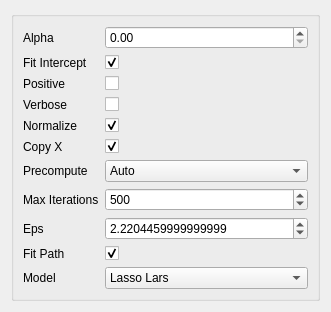
Old version of the form ui/LassoLARS.ui in the repository tisaconundrum2/PySAT-GUI.
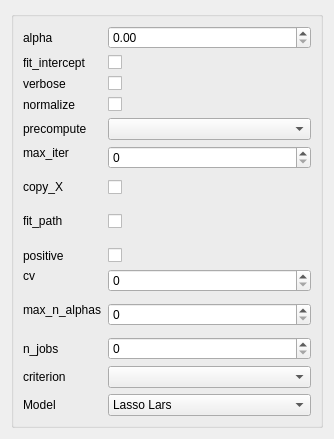
New version of the form.

Commit message:
Success: Lars and Lasso Lars work
All LARS work.

```diff
--- a/ui/LassoLARS.ui
+++ b/ui/LassoLARS.ui
@@ -15,10 +15,13 @@
    <item>
     <widget class="QGroupBox" name="formGroupBox">
      <layout class="QFormLayout" name="formLayout">
+      <property name="fieldGrowthPolicy">
+       <enum>QFormLayout::AllNonFixedFieldsGrow</enum>
+      </property>
       <item row="0" column="0">
        <widget class="QLabel" name="alphaLabel">
         <property name="text">
-         <string>Alpha </string>
+         <string>alpha</string>
         </property>
        </widget>
       </item>
@@ -28,152 +31,136 @@
       <item row="1" column="0">
        <widget class="QLabel" name="fitInterceptLabel">
         <property name="text">
-         <string>Fit Intercept</string>
+         <string>fit_intercept</string>
         </property>
        </widget>
       </item>
       <item row="1" column="1">
-       <widget class="QCheckBox" name="fitInterceptCheckBox">
-        <property name="checked">
-         <bool>true</bool>
-        </property>
-       </widget>
+       <widget class="QCheckBox" name="fit_interceptCheckBox"/>
       </item>
       <item row="2" column="0">
-       <widget class="QLabel" name="positiveLabel">
+       <widget class="QLabel" name="verboseLabel">
         <property name="text">
-         <string>Positive</string>
+         <string>verbose</string>
         </property>
        </widget>
       </item>
       <item row="2" column="1">
-       <widget class="QCheckBox" name="positiveCheckBox"/>
+       <widget class="QCheckBox" name="verboseCheckBox"/>
       </item>
       <item row="3" column="0">
-       <widget class="QLabel" name="verboseLabel">
+       <widget class="QLabel" name="normalizeLabel">
         <property name="text">
-         <string>Verbose</string>
+         <string>normalize</string>
         </property>
        </widget>
       </item>
       <item row="3" column="1">
-       <widget class="QCheckBox" name="verboseCheckBox"/>
+       <widget class="QCheckBox" name="normalizeCheckBox"/>
       </item>
       <item row="4" column="0">
-       <widget class="QLabel" name="normalizeLabel">
+       <widget class="QLabel" name="precomputeLabel">
         <property name="text">
-         <string>Normalize</string>
+         <string>precompute</string>
         </property>
        </widget>
       </item>
       <item row="4" column="1">
-       <widget class="QCheckBox" name="normalizeCheckBox">
-        <property name="checked">
-         <bool>true</bool>
-        </property>
-       </widget>
+       <widget class="QComboBox" name="precomputeComboBox"/>
       </item>
       <item row="5" column="0">
        <widget class="QLabel" name="copyXLabel">
         <property name="text">
-         <string>Copy X</string>
+         <string>max_iter
+</string>
         </property>
        </widget>
       </item>
       <item row="5" column="1">
-       <widget class="QCheckBox" name="copyXCheckBox">
-        <property name="checked">
-         <bool>true</bool>
-        </property>
-       </widget>
+       <widget class="QSpinBox" name="max_iterSpinBox"/>
       </item>
       <item row="6" column="0">
-       <widget class="QLabel" name="precomputeLabel">
+       <widget class="QLabel" name="copy_XLabel">
         <property name="text">
-         <string>Precompute</string>
+         <string>copy_X
+</string>
         </property>
        </widget>
       </item>
       <item row="6" column="1">
-       <widget class="QComboBox" name="precomputeComboBox">
-        <item>
-         <property name="text">
-          <string>Auto</string>
-         </property>
-        </item>
-        <item>
-         <property name="text">
-          <string>True</string>
-         </property>
-        </item>
-        <item>
-         <property name="text">
-          <string>False</string>
-         </property>
-        </item>
-        <item>
-         <property name="text">
-          <string>array-like</string>
-         </property>
-        </item>
-       </widget>
+       <widget class="QCheckBox" name="copy_XCheckBox"/>
       </item>
       <item row="7" column="0">
        <widget class="QLabel" name="maxIterationsLabel">
         <property name="text">
-         <string>Max Iterations</string>
+         <string>fit_path
+</string>
         </property>
        </widget>
       </item>
       <item row="7" column="1">
-       <widget class="QSpinBox" name="maxIterationsSpinBox">
-        <property name="maximum">
-         <number>9999999</number>
-        </property>
-        <property name="value">
-         <number>500</number>
-        </property>
-       </widget>
+       <widget class="QCheckBox" name="fit_pathCheckBox"/>
       </item>
       <item row="8" column="0">
-       <widget class="QLabel" name="epsLabel">
+       <widget class="QLabel" name="positiveLabel">
         <property name="text">
-         <string>Eps</string>
+         <string>positive</string>
         </property>
        </widget>
       </item>
       <item row="8" column="1">
-       <widget class="QDoubleSpinBox" name="epsDoubleSpinBox">
-        <property name="decimals">
-         <number>16</number>
-        </property>
-        <property name="value">
-         <double>2.220446000000000</double>
-        </property>
-       </widget>
+       <widget class="QCheckBox" name="positiveCheckBox"/>
       </item>
       <item row="9" column="0">
        <widget class="QLabel" name="fitPathLabel">
         <property name="text">
-         <string>Fit Path</string>
+         <string>cv
+</string>
         </property>
        </widget>
       </item>
       <item row="9" column="1">
-       <widget class="QCheckBox" name="fitPathCheckBox">
-        <property name="checked">
-         <bool>true</bool>
-        </property>
-       </widget>
+       <widget class="QSpinBox" name="cvSpinBox"/>
       </item>
       <item row="10" column="0">
+       <widget class="QLabel" name="max_n_alphasLabel">
+        <property name="text">
+         <string>max_n_alphas
+</string>
+        </property>
+       </widget>
+      </item>
+      <item row="10" column="1">
+       <widget class="QSpinBox" name="max_n_alphasSpinBox"/>
+      </item>
+      <item row="11" column="0">
+       <widget class="QLabel" name="n_jobsLabel">
+        <property name="text">
+         <string>n_jobs</string>
+        </property>
+       </widget>
+      </item>
+      <item row="11" column="1">
+       <widget class="QSpinBox" name="n_jobsSpinBox"/>
+      </item>
+      <item row="12" column="0">
+       <widget class="QLabel" name="criterionLabel">
+        <property name="text">
+         <string>criterion </string>
+        </property>
+       </widget>
+      </item>
+      <item row="12" column="1">
+       <widget class="QComboBox" name="criterionComboBox"/>
+      </item>
+      <item row="13" column="0">
        <widget class="QLabel" name="modelLabel">
         <property name="text">
          <string>Model</string>
         </property>
        </widget>
       </item>
-      <item row="10" column="1">
+      <item row="13" column="1">
        <widget class="QComboBox" name="modelComboBox">
         <item>
          <property name="text">
```
Left out of the diff: 8 changed lines with no effect on the pictures. The commit also changes 5 other files.
